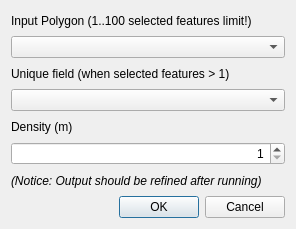
thangqd/HCMGIS, file forms/hcmgis_medialaxis_form.ui: the form before one commit.
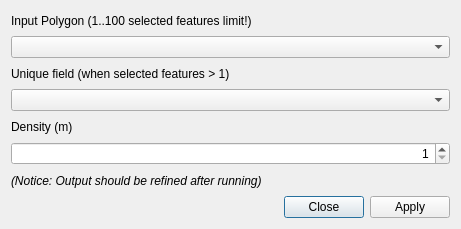
The form after the commit. Custom widgets are drawn as their Qt base class.

Patch:
```diff
--- a/forms/hcmgis_medialaxis_form.ui
+++ b/forms/hcmgis_medialaxis_form.ui
@@ -12,7 +12,7 @@
    <rect>
     <x>0</x>
     <y>0</y>
-    <width>296</width>
+    <width>461</width>
     <height>229</height>
    </rect>
   </property>
@@ -84,7 +84,7 @@
    <item>
     <widget class="QDialogButtonBox" name="BtnOKCancel">
      <property name="standardButtons">
-      <set>QDialogButtonBox::Cancel|QDialogButtonBox::Ok</set>
+      <set>QDialogButtonBox::Apply|QDialogButtonBox::Close</set>
      </property>
     </widget>
    </item>
```
Left out of the diff: 10 changed lines with no effect on the pictures.
